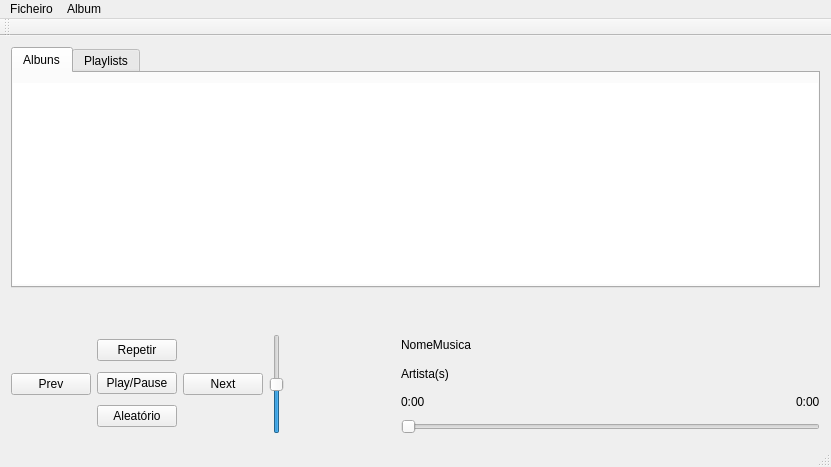
The window that mainwindow.ui (AlexFMM/mp3Player) describes before a commit, drawn with Qt 5.
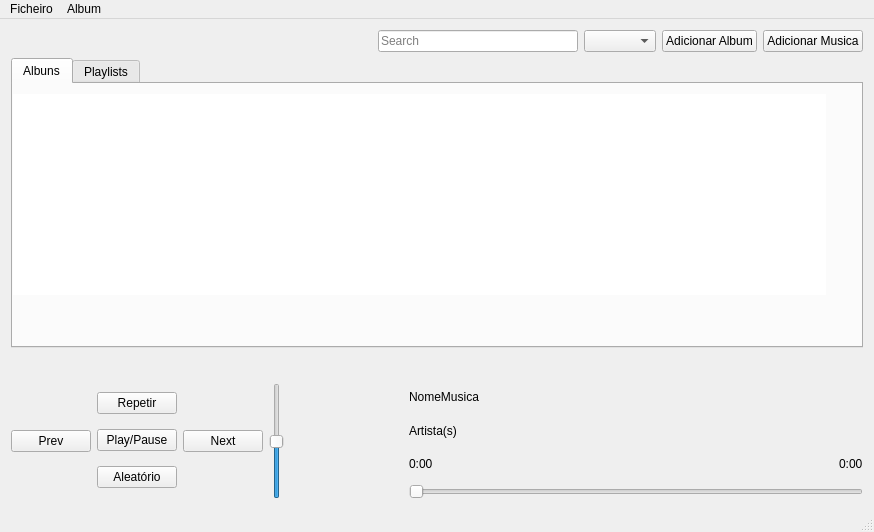
The same window after the commit. Icons and pictures are not drawn.

Commit message: Update readme. New toolbar added. Album image now works.

Diff of the .ui file:
```diff
--- a/mainwindow.ui
+++ b/mainwindow.ui
@@ -6,8 +6,8 @@
    <rect>
     <x>0</x>
     <y>0</y>
-    <width>831</width>
-    <height>467</height>
+    <width>874</width>
+    <height>532</height>
    </rect>
   </property>
   <property name="windowTitle">
@@ -20,9 +20,22 @@
    <enum>QTabWidget::Rounded</enum>
   </property>
   <widget class="QWidget" name="centralWidget">
-   <layout class="QGridLayout" name="gridLayout_3" rowstretch="10,0,4" rowminimumheight="10,0,4">
+   <layout class="QGridLayout" name="gridLayout_3" rowstretch="1,10,1,4">
     <item row="2" column="0">
-     <layout class="QGridLayout" name="gridLayout">
+     <spacer name="verticalSpacer">
+      <property name="orientation">
+       <enum>Qt::Vertical</enum>
+      </property>
+      <property name="sizeHint" stdset="0">
+       <size>
+        <width>20</width>
+        <height>40</height>
+       </size>
+      </property>
+     </spacer>
+    </item>
+    <item row="3" column="0">
+     <layout class="QGridLayout" name="Player">
       <item row="0" column="0">
        <layout class="QGridLayout" name="MainLayout" rowstretch="0" columnstretch="1,1,1,4" columnminimumwidth="1,1,1,4">
         <property name="sizeConstraint">
@@ -383,21 +396,65 @@
       </item>
      </layout>
     </item>
-    <item row="1" column="0">
-     <spacer name="verticalSpacer">
-      <property name="orientation">
-       <enum>Qt::Vertical</enum>
-      </property>
-      <property name="sizeHint" stdset="0">
-       <size>
-        <width>20</width>
-        <height>40</height>
-       </size>
-      </property>
-     </spacer>
-    </item>
     <item row="0" column="0">
-     <widget class="QTabWidget" name="tabWidget">
+     <layout class="QHBoxLayout" name="ToolBox">
+      <item>
+       <spacer name="horizontalSpacer_12">
+        <property name="orientation">
+         <enum>Qt::Horizontal</enum>
+        </property>
+        <property name="sizeHint" stdset="0">
+         <size>
+          <width>40</width>
+          <height>20</height>
+         </size>
+        </property>
+       </spacer>
+      </item>
+      <item>
+       <widget class="QLineEdit" name="searchBox">
+        <property name="maximumSize">
+         <size>
+          <width>200</width>
+          <height>16777215</height>
+         </size>
+        </property>
+        <property name="placeholderText">
+         <string>Search</string>
+        </property>
+       </widget>
+      </item>
+      <item>
+       <widget class="QComboBox" name="viewChoice">
+        <property name="statusTip">
+         <string/>
+        </property>
+        <property name="currentText">
+         <string/>
+        </property>
+        <property name="currentIndex">
+         <number>-1</number>
+        </property>
+       </widget>
+      </item>
+      <item>
+       <widget class="QPushButton" name="btnAddAlbum">
+        <property name="text">
+         <string>Adicionar Album</string>
+        </property>
+       </widget>
+      </item>
+      <item>
+       <widget class="QPushButton" name="btnAddSong">
+        <property name="text">
+         <string>Adicionar Musica</string>
+        </property>
+       </widget>
+      </item>
+     </layout>
+    </item>
+    <item row="1" column="0">
+     <widget class="QTabWidget" name="Viewer">
       <property name="currentIndex">
        <number>0</number>
       </property>
@@ -458,7 +515,7 @@
     <rect>
      <x>0</x>
      <y>0</y>
-     <width>831</width>
+     <width>874</width>
      <height>20</height>
     </rect>
    </property>
@@ -484,14 +541,6 @@
    <addaction name="menuFicheiro"/>
    <addaction name="menuAlbum"/>
   </widget>
-  <widget class="QToolBar" name="mainToolBar">
-   <attribute name="toolBarArea">
-    <enum>TopToolBarArea</enum>
-   </attribute>
-   <attribute name="toolBarBreak">
-    <bool>false</bool>
-   </attribute>
-  </widget>
   <widget class="QStatusBar" name="statusBar"/>
   <action name="actionExit">
    <property name="checkable">
```
Left out of the diff: 5 changed lines with no effect on the pictures. The commit also changes 6 other files.
